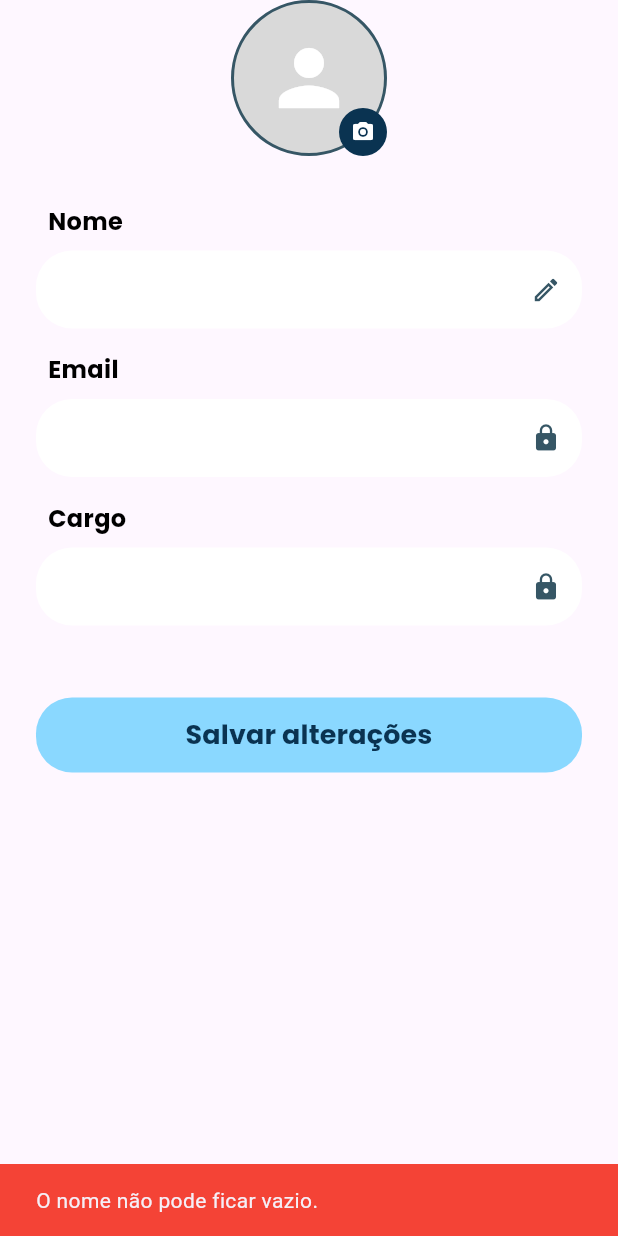
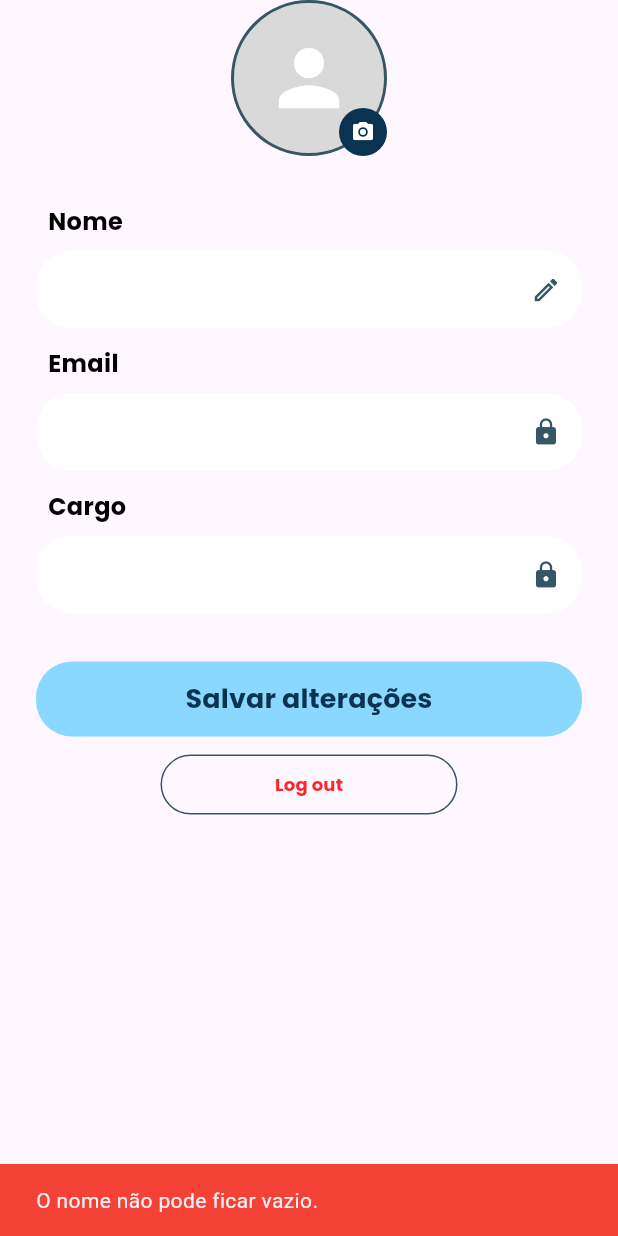
Before and after one commit to HenriqueVM5/Asimov-Pet-Shop-Flutter, a Flutter app: the TelaPerfil widget shown alone on an empty page, opened directly, after a tap on "Salvar alterações", on a phone screen of 412 x 824 dp. Run offline on Flutter 3.47's test engine with Material 3 defaults, Android fonts, the phone set to English and light mode, and no system bars; our stand-ins replace cloud_firestore, firebase_auth, firebase_core, flutter_riverpod, google_fonts, google_sign_in; accounts and stored records are empty.

Commit message:
Alguns detalhes visuais + implementação do logout

```diff
--- a/lib/screens/profile_screen.dart
+++ b/lib/screens/profile_screen.dart
@@ -3,6 +3,7 @@ import 'package:google_fonts/google_fonts.dart';
 import 'package:firebase_auth/firebase_auth.dart' hide AuthProvider;
 import 'package:cloud_firestore/cloud_firestore.dart';
 import '../providers/auth_provider.dart';
+import '../screens/pag_inicial_screen.dart';
 
 class TelaPerfil extends StatefulWidget {
   const TelaPerfil({super.key});
@@ -117,34 +118,41 @@ class _TelaPerfilState extends State<TelaPerfil> {
                   ),
                 ),
                 const SizedBox(height: 32),
+
                 _buildCampoPerfil(
                   label: 'Nome',
                   controller: _nomeController,
                   icone: Icons.edit_outlined,
                 ),
-                const SizedBox(height: 16),
+
+                const SizedBox(height: 12), // Reduzido de 16 para 12
+
                 _buildCampoPerfil(
                   label: 'Email',
                   controller: _emailController,
                   icone: Icons.lock,
                   readOnly: true,
                 ),
-                const SizedBox(height: 16),
+
+                const SizedBox(height: 12), // Reduzido de 16 para 12
+
                 _buildCampoPerfil(
                   label: 'Cargo',
                   controller: _cargoController,
                   icone: Icons.lock,
                   readOnly: true,
                 ),
-                const SizedBox(height: 48),
+
+                const SizedBox(
+                  height: 32,
+                ), // Reduzido de 48 para 32 (Distância dos campos para o primeiro botão)
+                // Botão de Salvar Alterações
                 SizedBox(
                   height: 50,
                   child: ElevatedButton(
                     onPressed: () async {
-                      // 1. Pega o valor digitado e remove espaços em branco nas pontas
                       final novoNome = _nomeController.text.trim();
 
-                      // 2. Validação básica: não permite salvar se o nome estiver vazio
                       if (novoNome.isEmpty) {
                         ScaffoldMessenger.of(context).showSnackBar(
                           const SnackBar(
@@ -155,24 +163,19 @@ class _TelaPerfilState extends State<TelaPerfil> {
                         return;
                       }
 
-                      // 3. Mostra o loading na tela
                       setState(() {
                         _isLoading = true;
                       });
 
-                      // 4. Chama o provider para atualizar no Firebase
                       final erro = await _authProvider?.updateNomeUsuario(
                         novoNome,
                       );
 
-                      // 5. Tira o loading da tela
                       setState(() {
                         _isLoading = false;
                       });
 
-                      // 6. Mostra o resultado para o usuário
-                      if (!mounted)
-                        return; // Garante que a tela ainda está aberta antes de mostrar o aviso
+                      if (!mounted) return;
 
                       if (erro == null) {
                         ScaffoldMessenger.of(context).showSnackBar(
@@ -203,6 +206,52 @@ class _TelaPerfilState extends State<TelaPerfil> {
                         color: const Color(0xFF0A3351),
                         fontSize: 18,
                         fontWeight: FontWeight.w700,
+                      ),
+                    ),
+                  ),
+                ),
+
+                const SizedBox(
+                  height: 12,
+                ), // AQUI FOI REDUZIDO DE 32 para 12 (Espaço entre os dois botões)
+                // Botão de Log out
+                Center(
+                  child: SizedBox(
+                    width: 198,
+                    height: 40,
+                    child: OutlinedButton(
+                      onPressed: () async {
+                        // Faz o logout pelo Firebase
+                        await FirebaseAuth.instance.signOut();
+
+                        // Verifica se a tela ainda está montada antes de navegar
+                        if (!mounted) return;
+
+                        // Redireciona para a tela inicial e limpa a pilha de telas anteriores
+                        Navigator.pushAndRemoveUntil(
+                          context,
+                          MaterialPageRoute(
+                            builder: (context) => const PagInicialScreen(),
+                          ),
+                          (Route<dynamic> route) => false,
+                        );
+                      },
+                      style: OutlinedButton.styleFrom(
+                        side: const BorderSide(
+                          color: Color(0xFF365665),
+                          width: 1,
+                        ),
+                        shape: RoundedRectangleBorder(
+                          borderRadius: BorderRadius.circular(24),
+                        ),
+                      ),
+                      child: Text(
+                        'Log out',
+                        style: GoogleFonts.poppins(
+                          color: const Color(0xFFFF262B),
+                          fontSize: 12,
+                          fontWeight: FontWeight.w700,
+                        ),
                       ),
                     ),
                   ),
```
